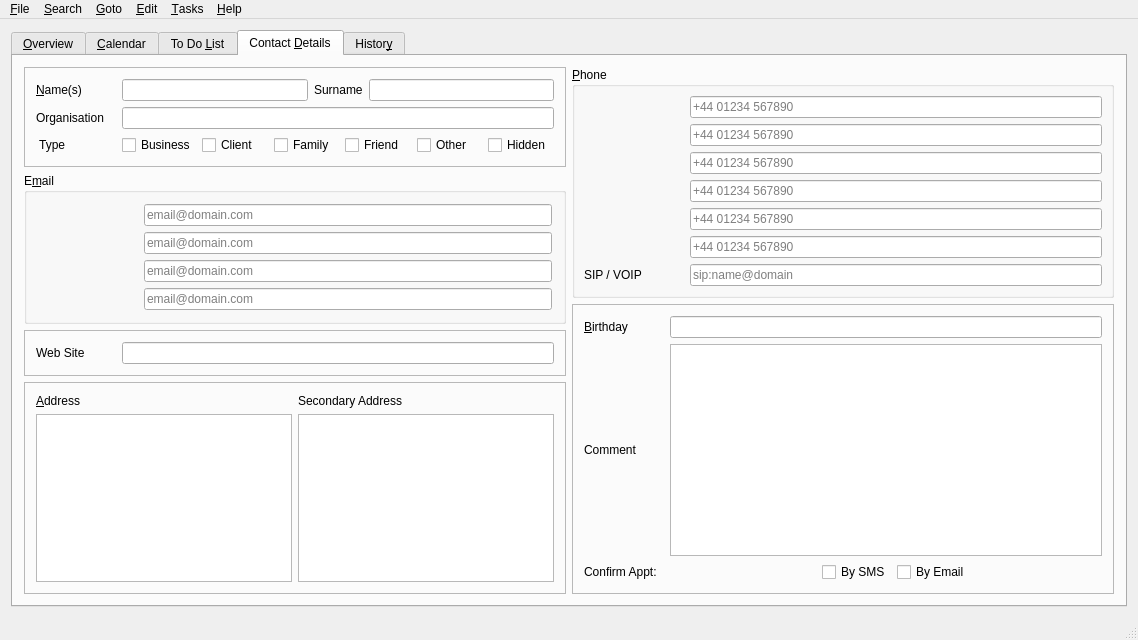
Qt form mainwindow.ui (trumpton/ContactManager) before a commit.
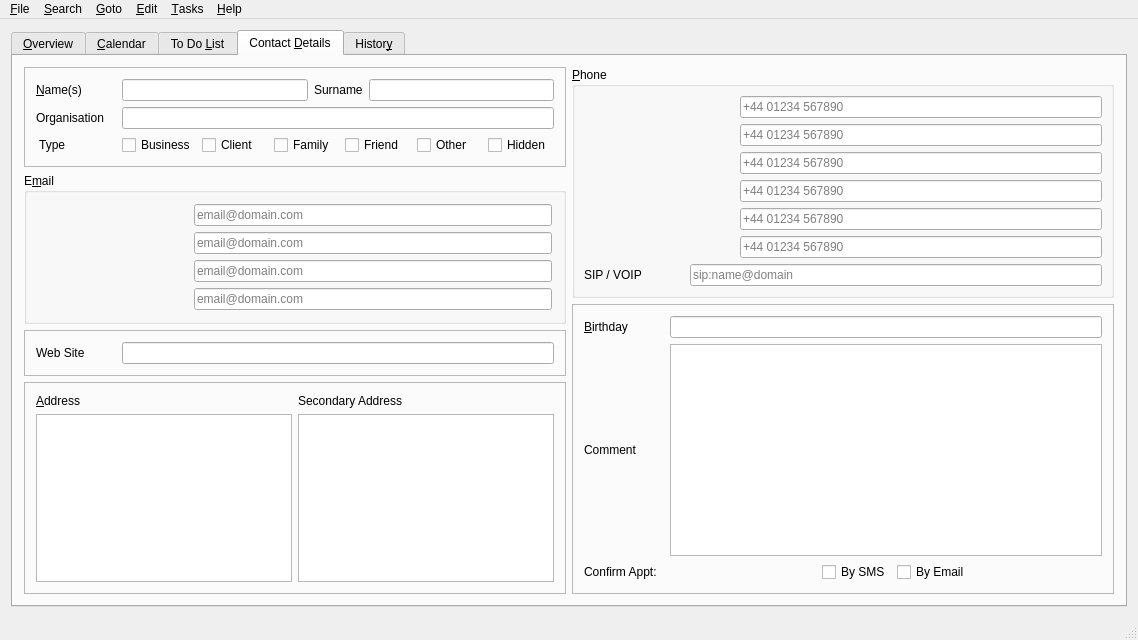
The same form after that commit. The open tabs and pages were chosen to show the change. Icons and pictures are not drawn. Custom widgets are drawn as their Qt base class.

Diff of the .ui file:
```diff
--- a/mainwindow.ui
+++ b/mainwindow.ui
@@ -394,13 +394,13 @@
                 <widget class="QLabel" name="editEmailTitle">
                  <property name="minimumSize">
                   <size>
-                   <width>100</width>
+                   <width>150</width>
                    <height>0</height>
                   </size>
                  </property>
                  <property name="maximumSize">
                   <size>
-                   <width>100</width>
+                   <width>150</width>
                    <height>16777215</height>
                   </size>
                  </property>
@@ -430,13 +430,13 @@
                 <widget class="QLabel" name="editEmail2Title">
                  <property name="minimumSize">
                   <size>
-                   <width>100</width>
+                   <width>150</width>
                    <height>0</height>
                   </size>
                  </property>
                  <property name="maximumSize">
                   <size>
-                   <width>100</width>
+                   <width>150</width>
                    <height>16777215</height>
                   </size>
                  </property>
@@ -466,13 +466,13 @@
                 <widget class="QLabel" name="editEmail3Title">
                  <property name="minimumSize">
                   <size>
-                   <width>100</width>
+                   <width>150</width>
                    <height>0</height>
                   </size>
                  </property>
                  <property name="maximumSize">
                   <size>
-                   <width>100</width>
+                   <width>150</width>
                    <height>16777215</height>
                   </size>
                  </property>
@@ -502,13 +502,13 @@
                 <widget class="QLabel" name="editEmail4Title">
                  <property name="minimumSize">
                   <size>
-                   <width>100</width>
+                   <width>150</width>
                    <height>0</height>
                   </size>
                  </property>
                  <property name="maximumSize">
                   <size>
-                   <width>100</width>
+                   <width>150</width>
                    <height>16777215</height>
                   </size>
                  </property>
@@ -695,13 +695,13 @@
                 <widget class="QLabel" name="editPhoneTitle">
                  <property name="minimumSize">
                   <size>
-                   <width>100</width>
+                   <width>150</width>
                    <height>0</height>
                   </size>
                  </property>
                  <property name="maximumSize">
                   <size>
-                   <width>100</width>
+                   <width>150</width>
                    <height>16777215</height>
                   </size>
                  </property>
@@ -731,13 +731,13 @@
                 <widget class="QLabel" name="editWorkTitle">
                  <property name="minimumSize">
                   <size>
-                   <width>100</width>
+                   <width>150</width>
                    <height>0</height>
                   </size>
                  </property>
                  <property name="maximumSize">
                   <size>
-                   <width>100</width>
+                   <width>150</width>
                    <height>16777215</height>
                   </size>
                  </property>
@@ -767,13 +767,13 @@
                 <widget class="QLabel" name="editMobileTitle">
                  <property name="minimumSize">
                   <size>
-                   <width>100</width>
+                   <width>150</width>
                    <height>0</height>
                   </size>
                  </property>
                  <property name="maximumSize">
                   <size>
-                   <width>100</width>
+                   <width>150</width>
                    <height>16777215</height>
                   </size>
                  </property>
@@ -803,13 +803,13 @@
                 <widget class="QLabel" name="edit2Title">
                  <property name="minimumSize">
                   <size>
-                   <width>100</width>
+                   <width>150</width>
                    <height>0</height>
                   </size>
                  </property>
                  <property name="maximumSize">
                   <size>
-                   <width>100</width>
+                   <width>150</width>
                    <height>16777215</height>
                   </size>
                  </property>
@@ -845,13 +845,13 @@
                 <widget class="QLabel" name="edit3Title">
                  <property name="minimumSize">
                   <size>
-                   <width>100</width>
+                   <width>150</width>
                    <height>0</height>
                   </size>
                  </property>
                  <property name="maximumSize">
                   <size>
-                   <width>100</width>
+                   <width>150</width>
                    <height>16777215</height>
                   </size>
                  </property>
@@ -881,13 +881,13 @@
                 <widget class="QLabel" name="edit4Title">
                  <property name="minimumSize">
                   <size>
-                   <width>100</width>
+                   <width>150</width>
                    <height>0</height>
                   </size>
                  </property>
                  <property name="maximumSize">
                   <size>
-                   <width>100</width>
+                   <width>150</width>
                    <height>16777215</height>
                   </size>
                  </property>
```
